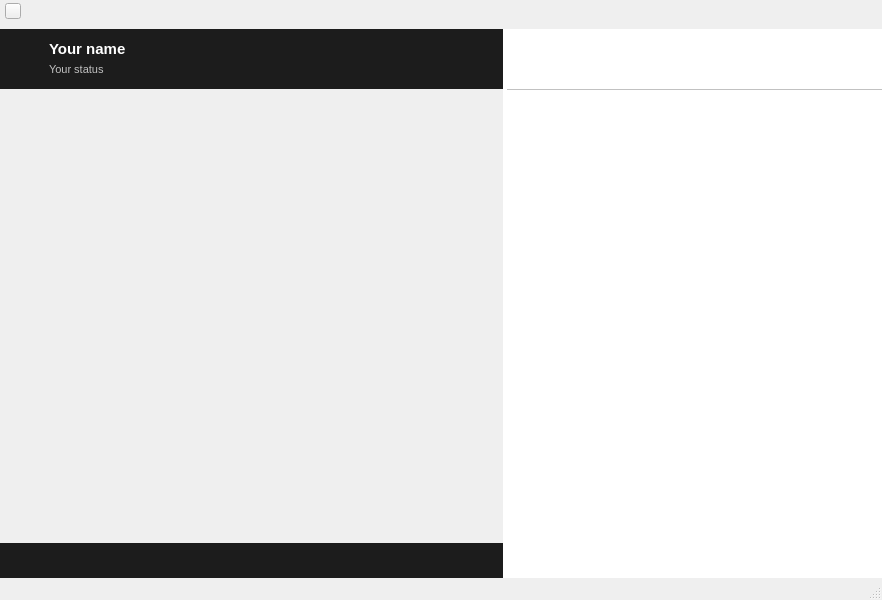
The window that mainwindow.ui (qTox/qTox) describes before a commit, drawn with Qt 5.
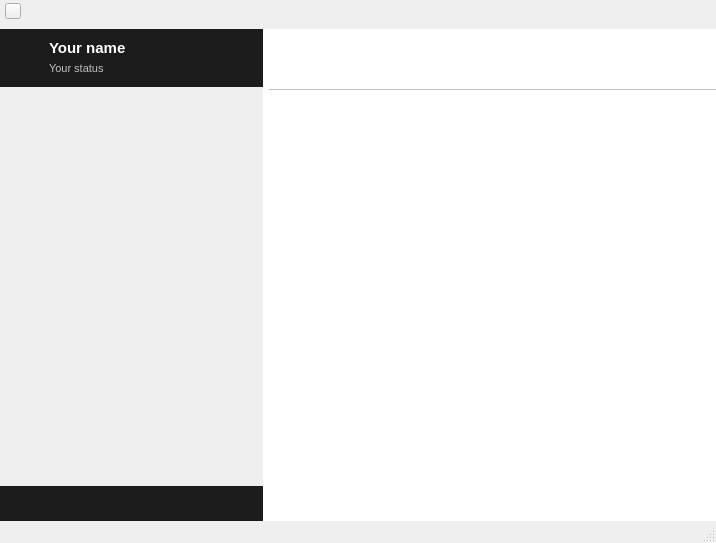
The same window after the commit. Icons and pictures are not drawn. Custom widgets are drawn as their Qt base class.

Commit message: put back the not so native window decoration, status panel respects friendlist width, some tweaks to the layout

Patch:
```diff
--- a/mainwindow.ui
+++ b/mainwindow.ui
@@ -6,8 +6,8 @@
    <rect>
     <x>0</x>
     <y>0</y>
-    <width>882</width>
-    <height>600</height>
+    <width>716</width>
+    <height>543</height>
    </rect>
   </property>
   <property name="minimumSize">
@@ -232,6 +232,12 @@
         <verstretch>0</verstretch>
        </sizepolicy>
       </property>
+      <property name="maximumSize">
+       <size>
+        <width>16777215</width>
+        <height>16777215</height>
+       </size>
+      </property>
       <property name="palette">
        <palette>
         <active>
@@ -536,6 +542,9 @@
       <property name="orientation">
        <enum>Qt::Horizontal</enum>
       </property>
+      <property name="handleWidth">
+       <number>6</number>
+      </property>
       <property name="childrenCollapsible">
        <bool>false</bool>
       </property>
@@ -546,18 +555,6 @@
          <verstretch>0</verstretch>
         </sizepolicy>
        </property>
-       <property name="minimumSize">
-        <size>
-         <width>225</width>
-         <height>0</height>
-        </size>
-       </property>
-       <property name="maximumSize">
-        <size>
-         <width>1920</width>
-         <height>16777215</height>
-        </size>
-       </property>
        <property name="palette">
         <palette>
          <active>
@@ -1030,12 +1027,6 @@
             <verstretch>0</verstretch>
            </sizepolicy>
           </property>
-          <property name="minimumSize">
-           <size>
-            <width>225</width>
-            <height>60</height>
-           </size>
-          </property>
           <property name="palette">
            <palette>
             <active>
@@ -2076,17 +2067,11 @@
         <item>
          <widget class="AdjustingScrollArea" name="friendList">
           <property name="sizePolicy">
-           <sizepolicy hsizetype="Preferred" vsizetype="Preferred">
+           <sizepolicy hsizetype="MinimumExpanding" vsizetype="Preferred">
             <horstretch>0</horstretch>
             <verstretch>0</verstretch>
            </sizepolicy>
           </property>
-          <property name="minimumSize">
-           <size>
-            <width>225</width>
-            <height>0</height>
-           </size>
-          </property>
           <property name="layoutDirection">
            <enum>Qt::LeftToRight</enum>
           </property>
@@ -2107,10 +2092,11 @@
             <rect>
              <x>0</x>
              <y>0</y>
-             <width>501</width>
-             <height>430</height>
+             <width>335</width>
+             <height>379</height>
             </rect>
            </property>
+           <layout class="QVBoxLayout" name="verticalLayout_5"/>
           </widget>
          </widget>
         </item>
@@ -2120,17 +2106,11 @@
            <bool>true</bool>
           </property>
           <property name="sizePolicy">
-           <sizepolicy hsizetype="Maximum" vsizetype="Fixed">
+           <sizepolicy hsizetype="MinimumExpanding" vsizetype="Fixed">
             <horstretch>0</horstretch>
             <verstretch>0</verstretch>
            </sizepolicy>
           </property>
-          <property name="minimumSize">
-           <size>
-            <width>225</width>
-            <height>35</height>
-           </size>
-          </property>
           <property name="palette">
            <palette>
             <active>
@@ -2597,22 +2577,6 @@
              </property>
             </widget>
            </item>
-           <item>
-            <spacer name="horizontalSpacer_4">
-             <property name="orientation">
-              <enum>Qt::Horizontal</enum>
-             </property>
-             <property name="sizeType">
-              <enum>QSizePolicy::Maximum</enum>
-             </property>
-             <property name="sizeHint" stdset="0">
-              <size>
-               <width>500</width>
-               <height>20</height>
-              </size>
-             </property>
-            </spacer>
-           </item>
            <item>
             <widget class="QPushButton" name="groupButton">
              <property name="minimumSize">
@@ -2639,22 +2603,6 @@
              </property>
             </widget>
            </item>
-           <item>
-            <spacer name="horizontalSpacer_5">
-             <property name="orientation">
-              <enum>Qt::Horizontal</enum>
-             </property>
-             <property name="sizeType">
-              <enum>QSizePolicy::Maximum</enum>
-             </property>
-             <property name="sizeHint" stdset="0">
-              <size>
-               <width>500</width>
-               <height>20</height>
-              </size>
-             </property>
-            </spacer>
-           </item>
            <item>
             <widget class="QPushButton" name="transferButton">
              <property name="minimumSize">
@@ -2687,22 +2635,6 @@
              </property>
             </widget>
            </item>
-           <item>
-            <spacer name="horizontalSpacer_6">
-             <property name="orientation">
-              <enum>Qt::Horizontal</enum>
-             </property>
-             <property name="sizeType">
-              <enum>QSizePolicy::Maximum</enum>
-             </property>
-             <property name="sizeHint" stdset="0">
-              <size>
-               <width>500</width>
-               <height>20</height>
-              </size>
-             </property>
-            </spacer>
-           </item>
            <item>
             <widget class="QPushButton" name="settingsButton">
              <property name="minimumSize">
@@ -2742,17 +2674,11 @@
       </widget>
       <widget class="QWidget" name="mainPanel" native="true">
        <property name="sizePolicy">
-        <sizepolicy hsizetype="Expanding" vsizetype="Expanding">
-         <horstretch>1</horstretch>
+        <sizepolicy hsizetype="MinimumExpanding" vsizetype="Preferred">
+         <horstretch>0</horstretch>
          <verstretch>0</verstretch>
         </sizepolicy>
        </property>
-       <property name="minimumSize">
-        <size>
-         <width>375</width>
-         <height>0</height>
-        </size>
-       </property>
        <property name="palette">
         <palette>
          <active>
```
Left out of the diff: 2 changed lines with no effect on the pictures. The commit also changes 5 other files.
